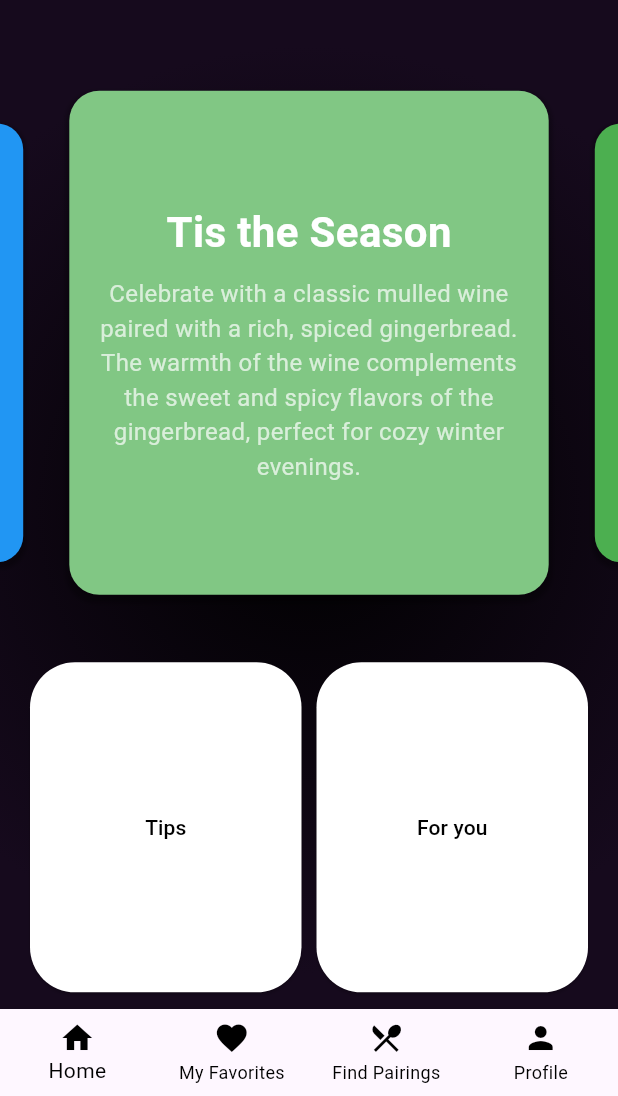
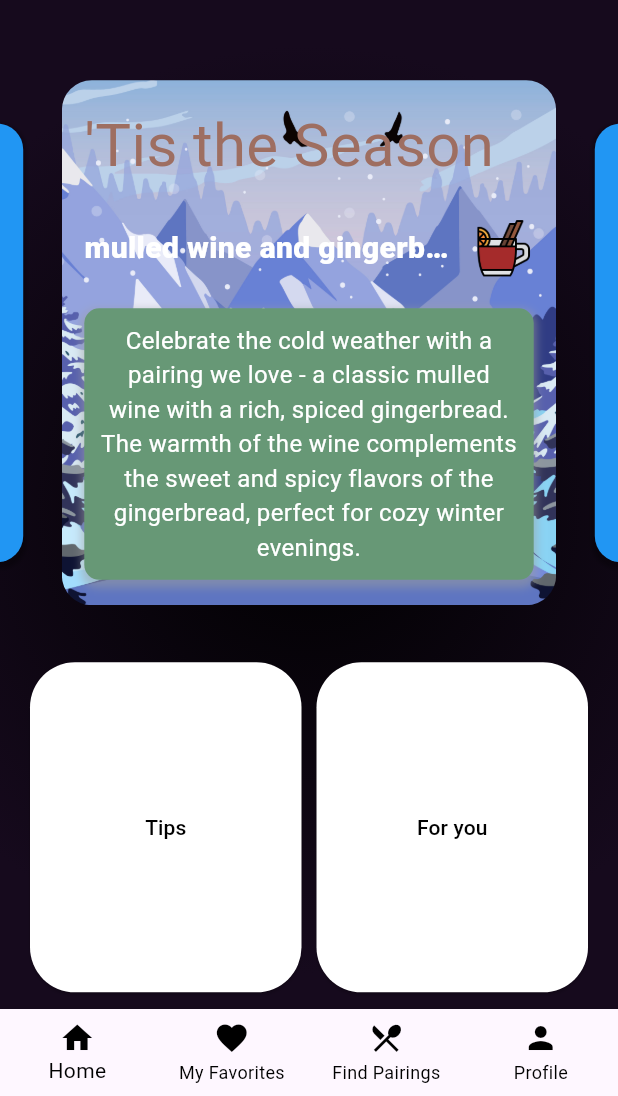
Before and after one commit to RaeClay/flair_pair, a Flutter app: the screen it shows after launch, on a phone screen of 412 x 824 dp, the part 140-1236 px from its top. Run offline on Flutter 3.47's test engine with Material 3 defaults, Android fonts, the phone set to English and light mode, and no system bars; drawn by our look-alikes of carousel_slider; our stand-ins replace google_fonts; Roboto replaces fonts that are missing (RubikBubbles); project files that could hold a hidden picture were left out.

Commit message:
seasonal pairing card kinda done, the font is a little corny - might change later

```diff
--- a/lib/customwidgets/background_deco.dart
+++ b/lib/customwidgets/background_deco.dart
@@ -2,11 +2,11 @@ import 'package:flutter/material.dart';
 
 class BackgroundDeco {
   static BoxDecoration getRadialGradient() {
-    return BoxDecoration(
+    return const BoxDecoration(
       gradient: RadialGradient(
             colors: [
               Colors.black,  //radial
-              const Color(0xFF160A1D),  //background
+              Color(0xFF160A1D),  //background
             ],
             center: Alignment.center,
             radius: 0.75,
--- a/lib/customwidgets/carousel_items.dart
+++ b/lib/customwidgets/carousel_items.dart
@@ -2,41 +2,79 @@ import 'package:flutter/material.dart';
 
 List<Widget> carouselItems = [
   Container(
-    margin: const EdgeInsets.symmetric(horizontal: 5.0, vertical: 7.0),
     decoration: BoxDecoration(
-      color: Colors.green[300], // Festive color for the season
+      image: DecorationImage(
+        image: AssetImage('assets/images/winter-background.jpg'),
+        fit: BoxFit.cover,
+      ),
       borderRadius: BorderRadius.circular(20),
-      boxShadow: [
-        BoxShadow(
-          color: Colors.black.withOpacity(0.3),
-          spreadRadius: 2,
-          blurRadius: 2,
-          offset: const Offset(0, 3),
-        ),
-      ],
     ),
     child: Padding(
       padding: const EdgeInsets.all(15.0),
       child: Column(
-        mainAxisAlignment: MainAxisAlignment.center,
+        crossAxisAlignment: CrossAxisAlignment.start,
         children: <Widget>[
           Text(
-            'Tis the Season',
+            '\'Tis the Season',
             style: TextStyle(
-              fontSize: 28,
-              fontWeight: FontWeight.bold,
-              color: Colors.white,
+              fontFamily:'RubikBubbles',
+              fontSize: 40,
+
+              color: const Color(0xff9E6E61),
             ),
           ),
-          SizedBox(height: 10),
-          Text(
-            'Celebrate with a classic mulled wine paired with a rich, spiced gingerbread. The warmth of the wine complements the sweet and spicy flavors of the gingerbread, perfect for cozy winter evenings.',
-            textAlign: TextAlign.center,
-            style: TextStyle(
-              fontSize: 16,
-              color: Colors.white70,
+          SizedBox(height: 20),
+          Center(
+            child: Row(
+              mainAxisSize: MainAxisSize.min, // To align the contents in the center
+              children: [
+                Flexible( // Wrap the Text widget with Flexible
+                  child: Text(
+                    'mulled wine and gingerbread',
+                    style: TextStyle(
+                      fontSize: 20,
+                      fontFamily: 'RubikBubbles',
+                      fontWeight: FontWeight.w900,
+                      color: Colors.white,
+
+                    ),
+                    overflow: TextOverflow.ellipsis, // Prevents text from overflowing
+                  ),
+                ),
+                SizedBox(width: 10), // Provides some space between text and image
+                Image.asset(
+                  'assets/images/mulled-wine.png', // Path to your image file
+                  width: 40, // Adjust the size as needed
+                  height: 40, // Adjust the size as needed
+                ),
+              ],
             ),
           ),
+          SizedBox(height: 20),
+          Container(
+            padding: const EdgeInsets.all(10), // Add padding around the text
+            decoration: BoxDecoration(
+              color: const Color(0xff679876), //background color
+              borderRadius: BorderRadius.circular(10), // Rounded edges
+              boxShadow: [
+                BoxShadow(
+                  color: Colors.grey.withOpacity(0.5),
+                  spreadRadius: 2,
+                  blurRadius: 4,
+                  offset: Offset(0, 3), // changes position of shadow
+                ),
+              ],
+            ),
+            child: Text(
+              'Celebrate the cold weather with a pairing we love - a classic mulled wine with a rich, spiced gingerbread. The warmth of the wine complements the sweet and spicy flavors of the gingerbread, perfect for cozy winter evenings.',
+              textAlign: TextAlign.center, // Center align the text
+              style: TextStyle(
+                fontFamily: 'RubikBubbles',
+                fontSize: 16,
+                color: Colors.white,
+              ),
+            ),
+          )
         ],
       ),
     ),
@@ -44,7 +82,7 @@ List<Widget> carouselItems = [
   Container(
     margin: const EdgeInsets.symmetric(horizontal: 5.0, vertical: 7.0),
     decoration: BoxDecoration(
-      color: Colors.green, // Different color for each container
+      color: Colors.blue, // Different color for each container
       borderRadius: BorderRadius.circular(20),
       boxShadow: [
         BoxShadow(
--- a/lib/customwidgets/customappbar.dart
+++ b/lib/customwidgets/customappbar.dart
@@ -30,7 +30,7 @@ class CustomAppBar extends StatelessWidget implements PreferredSizeWidget {
             Text(
               'Elevate Your Enjoyment.',
               style: GoogleFonts.archivoNarrow(
-                textStyle: TextStyle(
+                textStyle: const TextStyle(
                   color: Colors.white,
                   fontSize: 14,
                   fontFamily: 'Raleway'
```
Also changed, not shown: pubspec.yaml (+17 -25 lines), assets/fonts/RubikBubbles-Regular.ttf (added), assets/fonts/Vollkorn-VariableFont_wght.ttf (added), assets/images/mulled-wine.png (added), assets/images/winter-background.jpg (added).
